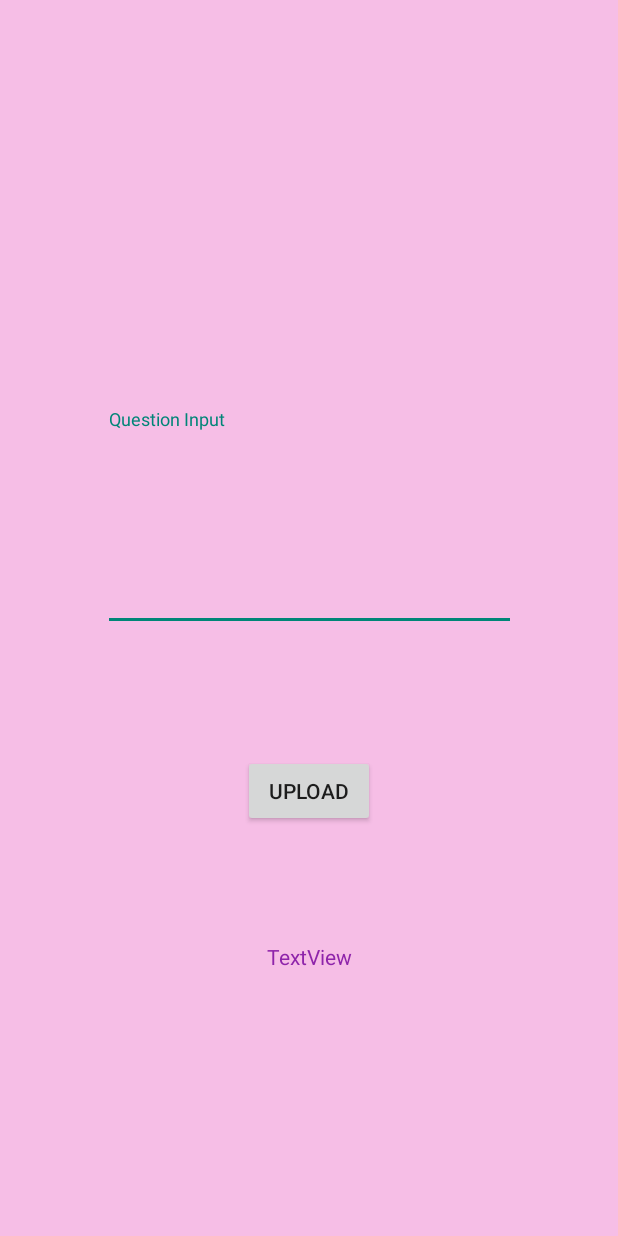
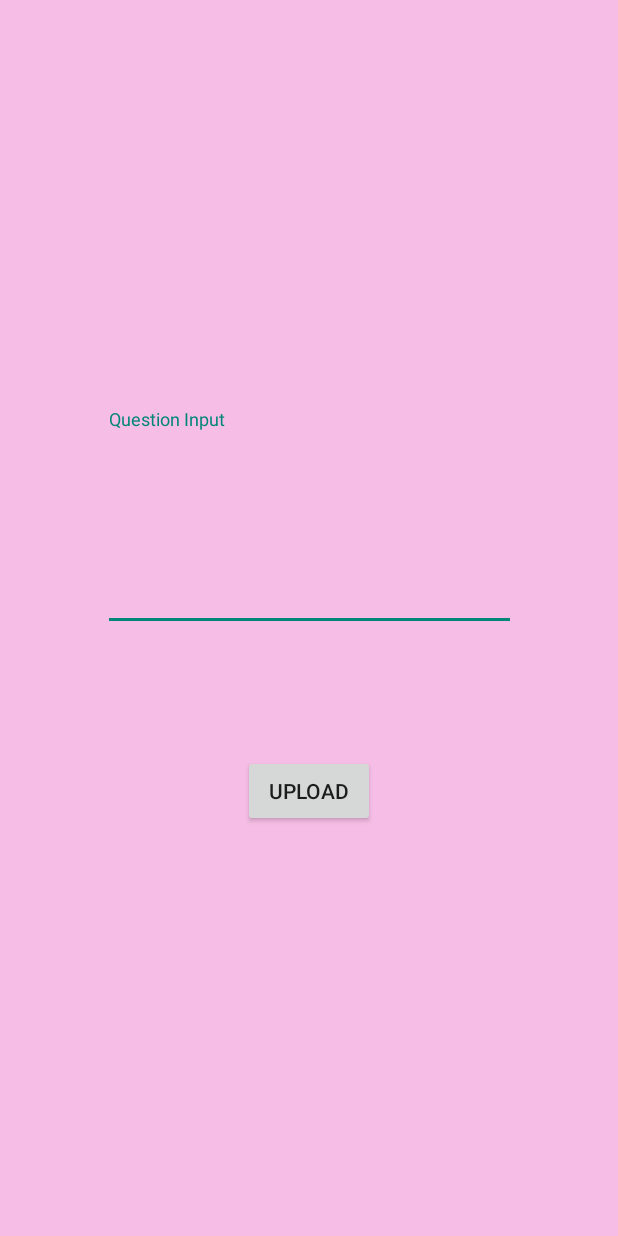
Before and after one commit to dc435/Android_social_app_Spoony, an Android app: the FirebaseActivity screen opened directly, with no data from a screen before it, on a phone screen of 412 x 824 dp. Run offline under Robolectric (Android 15) with nearby library versions, the phone set to English and light mode, and no system bars; our stand-ins replace Firebase (no records; nobody signed in at launch, a user with empty details on screens opened directly); Roboto replaces fonts that are not available here.

Commit message:
fixed bug: Make "TextView" invisible before user input

```diff
--- a/Spoony (prototype2)/app/src/main/res/layout/lib.xml
+++ b/Spoony (prototype2)/app/src/main/res/layout/lib.xml
@@ -54,12 +54,12 @@
             android:layout_marginStart="50dp"
             android:layout_marginEnd="50dp"
             android:layout_marginBottom="100dp"
-            android:text="@string/textview"
             android:textColor="#8E24AA"
             app:layout_constraintBottom_toBottomOf="parent"
             app:layout_constraintEnd_toEndOf="parent"
             app:layout_constraintStart_toStartOf="parent"
-            app:layout_constraintTop_toBottomOf="@+id/uploadButton" />
+            app:layout_constraintTop_toBottomOf="@+id/uploadButton"
+            />
 
     </androidx.constraintlayout.widget.ConstraintLayout>
 
```
